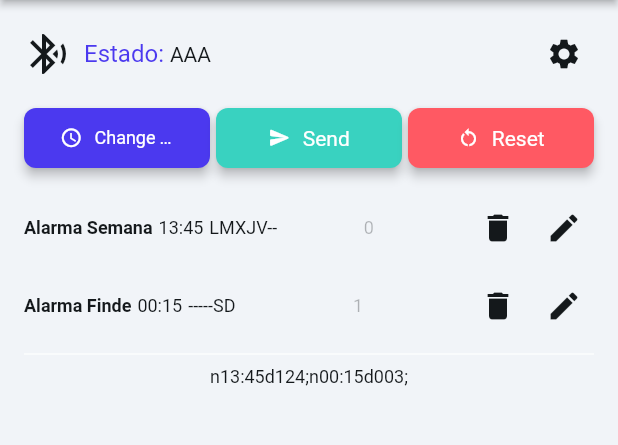
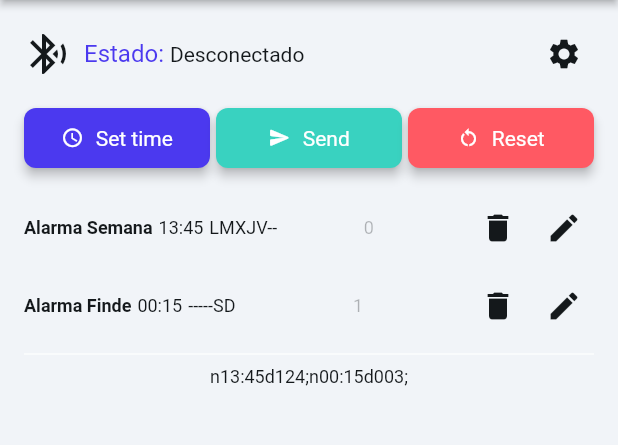
Before and after one commit to natanparrondo/timbreflutter, a Flutter app: the HomePageWidget screen opened by its route, on a phone screen of 412 x 824 dp, the part 84-529 px from its top. Run offline on Flutter 3.47's test engine with Material 3 defaults, Android fonts, the phone set to English and light mode, and no system bars; drawn by our look-alikes of auto_size_text; our stand-ins replace easy_debounce, flutter_blue_plus, font_awesome_flutter, from_css_color, go_router, google_fonts and 4 more; missing offline and left inert: json_path; accounts and stored records are empty; Roboto replaces fonts that are missing (Readex Pro); statements that could not run were skipped.

Commit message:
falta lo del status

```diff
--- a/lib/app_state.dart
+++ b/lib/app_state.dart
@@ -203,7 +203,7 @@ class FFAppState extends ChangeNotifier {
   }
 
   BluetoothDevice? connectedDevice;
-  String _btStatus = 'AAA';
+  String _btStatus = 'Desconectado';
   String get btStatus => _btStatus;
 
   void updateBluetoothStatus(BluetoothDevice? device) {
--- a/lib/pages/find_devices/find_devices_widget.dart
+++ b/lib/pages/find_devices/find_devices_widget.dart
@@ -226,10 +226,6 @@ class _FindDevicesWidgetState extends State<FindDevicesWidget> {
           ),
         ],
       ),
-      floatingActionButton: FloatingActionButton(
-        onPressed: () => sendDataToBluetooth(),
-        child: const Icon(Icons.send),
-      ),
     );
   }
 }
--- a/lib/pages/home_page/home_page_widget.dart
+++ b/lib/pages/home_page/home_page_widget.dart
@@ -303,7 +303,7 @@ class _HomePageWidgetState extends State<HomePageWidget> {
       HapticFeedback.lightImpact();
     }
   },
-  text: 'Change Time',
+  text: 'Set time',
   icon: const Icon(
     Icons.schedule,
     size: 15.0,
```
